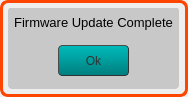
Above: standalone/ezpz/forms/fwupdatecompleteform.ui from Muse-Kinetics/softstep_editor before the change. Below: the same form after it.
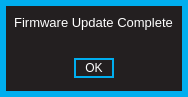
That is the form after the change.

The edit to the form file:
```diff
--- a/standalone/ezpz/forms/fwupdatecompleteform.ui
+++ b/standalone/ezpz/forms/fwupdatecompleteform.ui
@@ -13,6 +13,112 @@
   <property name="windowTitle">
    <string>Form</string>
   </property>
+  <property name="styleSheet">
+   <string notr="true">QWidget
+{
+	background:		rgba(35,31,32,255);
+	border: 6px solid rgba(0,174,239,255);
+}  
+
+QWidget:hover
+{
+	/*border:				3px solid rgb(0, 126, 126)*/
+}        
+
+/* ---------- QLabels ------------*/
+QLabel
+{
+	background:		rgba(0,0,0,0);
+	color: 				white;
+	font: 				10pt &quot;Futura&quot;;
+	border:				none;
+}
+
+QLabel:hover
+{
+	border:				none;
+}  
+
+/* ---------- QSpinBox ------------*/
+QSpinBox
+{
+	font: 10pt &quot;Futura&quot;;
+	border: 2px solid rgb(0,174,239);
+	background-color: rgba(0, 0, 0, 255);
+	color: white;
+	padding:0, 3, 0, 0;
+}
+
+QSpinBox::focus
+{
+	border: none;
+	outline: none;
+}
+
+/* ---------- QLineEdit ------------*/
+QLineEdit
+{
+	font: 10pt &quot;Futura&quot;;
+	background: rgba(0,174,239,0);
+	border: 2px solid rgba(0,174,239,255);
+	border-radius: 0px;
+	color: white;
+	padding-left: 2px;
+	padding-bottom: 2px;
+}
+
+QLineEdit:focus
+{
+	font: 10pt &quot;Futura&quot;;
+	background: rgba(0,174,239,0);
+	border: 2px solid white;
+	border-radius: 0px;
+	color: white;
+	padding-left: 2px;
+	padding-bottom: 2px;
+}
+
+/* ---------- QCheckBox ------------*/
+QCheckBox
+{
+	font: 10pt &quot;Futura&quot;;
+	background:rgba(0,174,239,0);
+	color: white;
+	padding:0, 3, 0, 0;
+	border: none;
+}
+
+QCheckBox:focus
+{
+	background:rgba(0,174,239,0);
+}
+
+
+/* ------- QStackedWidget ---------*/
+QStackedWidget
+{
+border-top: 1px solid white;
+background: black;
+}
+
+/*---------- QPushButton ---------*/
+QPushButton
+{
+	border: 2px solid rgba(0,174,239,255);
+	font: 10pt &quot;Futura&quot;;
+	color: white;
+}
+
+QPushButton:pressed
+{
+	border: 2px solid white;
+	font: 9pt &quot;Futura&quot;;
+	background: rgba(0,174,239,255);
+	color: white;
+}
+
+</string>
+  </property>
   <widget class="QFrame" name="warningFrame">
    <property name="geometry">
     <rect>
@@ -23,19 +129,7 @@
     </rect>
    </property>
    <property name="styleSheet">
-    <string notr="true">QFrame {
-		background-color: qlineargradient(spread: pan, 
-															x1:0, y1:0, x2:1, y2:1, 
-															stop:0 rgba(100,100, 100, 255), 
-															stop:0.5 rgba(70, 70,70, 255),
-															stop:1 rgba(100,100,100, 255)
-															);
-	border-bottom-left-radius:8.0;
-	border-bottom-right-radius:8.0;
-	border-top-left-radius:8.0;
-	border-top-right-radius:8.0;
-	border: 3px solid rgb(255, 70, 0);
-}</string>
+    <string notr="true"/>
    </property>
    <property name="frameShape">
     <enum>QFrame::StyledPanel</enum>
@@ -54,7 +148,7 @@
     </property>
     <property name="styleSheet">
      <string notr="true">QFrame {
-	background:rgba(200, 200, 200, 255);
+	background:rgba(200, 200, 200, 0);
 	border-bottom-left-radius:4.0;
 	border-bottom-right-radius:4.0;
 	border-top-left-radius:4.0;
@@ -93,30 +187,17 @@
     <widget class="QPushButton" name="ok">
      <property name="geometry">
       <rect>
-       <x>50</x>
-       <y>37</y>
-       <width>71</width>
-       <height>31</height>
+       <x>66</x>
+       <y>50</y>
+       <width>40</width>
+       <height>20</height>
       </rect>
      </property>
      <property name="styleSheet">
-      <string notr="true">QPushButton {
-	font-family: &quot;Arial&quot;;
-	font-size: 12px;
-	background-color: qlineargradient(spread:repeat, x1:1, y1:0, x2:1, y2:1, stop:1 rgb(0, 126, 126), stop:0 rgb(0, 187, 187));
-	border-style: outset;
-	border-radius: 4.0;
-	border-width: 1px;
-	border-color: rgb(50, 50, 50);
-	color: rgba(50,50,50);
-}
-
-QPushButton:pressed {
-	background-color: qlineargradient(spread:repeat, x1:1, y1:0, x2:1, y2:1, stop:0 rgb(0, 126, 126), stop:1 rgb(0, 187, 187));
-}</string>
+      <string notr="true"/>
      </property>
      <property name="text">
-      <string>Ok</string>
+      <string>OK</string>
      </property>
     </widget>
    </widget>
```
Left out of the diff: 12 changed lines with no effect on the pictures.
